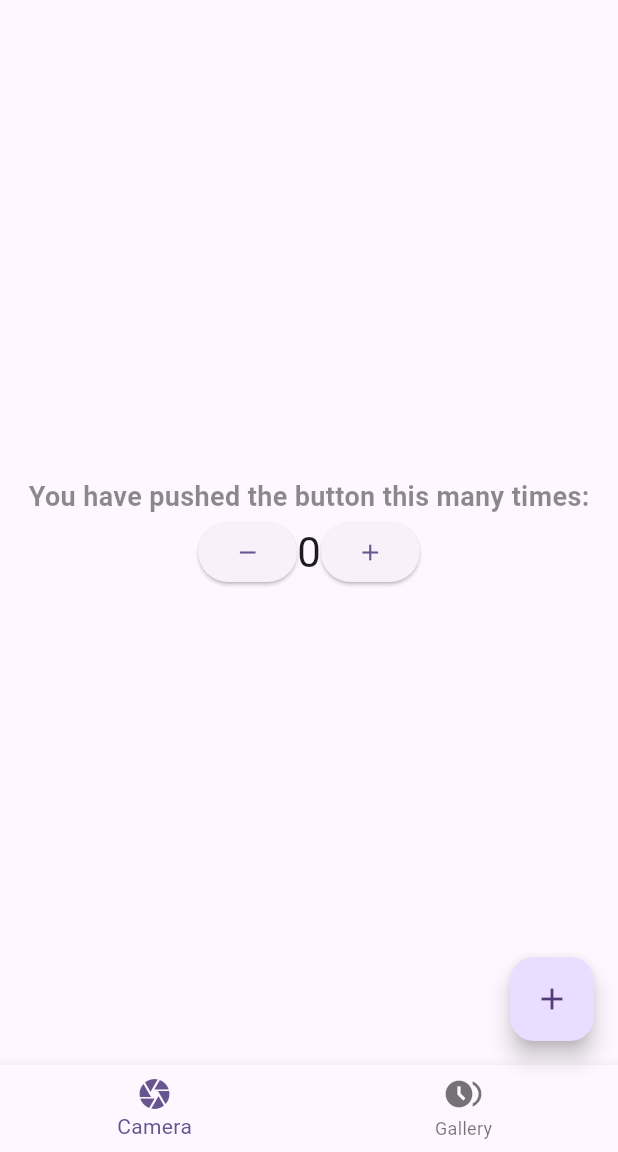
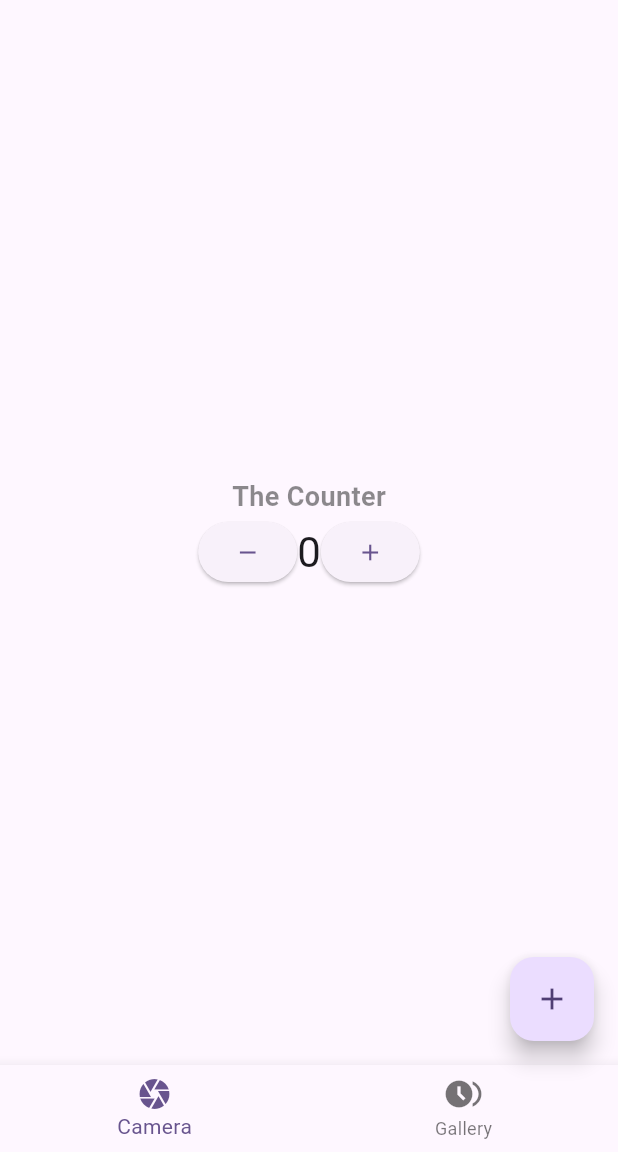
Before and after one commit to KaanSali/GoogleSkillshopFlutter, a Flutter app: the screen it shows after launch, on a phone screen of 412 x 824 dp, the part 84-1236 px from its top. Run offline on Flutter 3.47's test engine with Material 2 defaults, Android fonts, the phone set to English and light mode, and no system bars.

Commit message:
Finished Section 7.1 to 7.4 Lessons.

```diff
--- /dev/null
+++ b/lib/Components/sayac.dart
@@ -0,0 +1,45 @@
+import 'package:flutter/material.dart';
+
+class Sayac extends StatefulWidget {
+  final int ilkDeger;
+  const Sayac({super.key, this.ilkDeger=0});
+
+  @override
+  State<Sayac> createState() => _SayacState();
+}
+
+class _SayacState extends State<Sayac> {
+  int _counter = 0;
+
+  @override
+  void initState() {
+    super.initState();
+    _counter = widget.ilkDeger;
+  }
+
+  void _incrementCounter() {
+    setState(() {
+      _counter++;
+    });
+  }
+  void _decrementCounter(){
+    setState(() {
+      _counter--;
+    });
+  }
+
+  @override
+  Widget build(BuildContext context) {
+    return Row(
+      mainAxisAlignment: MainAxisAlignment.center,
+      children: [
+        ElevatedButton(onPressed: ()=>_decrementCounter(), child: const Icon(Icons.remove)),
+        Text(
+          '$_counter',
+          style: Theme.of(context).textTheme.headlineMedium,
+        ),
+        ElevatedButton(onPressed: ()=>_incrementCounter(), child: const Icon(Icons.add)),
+      ],
+    );
+  }
+}
--- /dev/null
+++ b/lib/Components/yazi.dart
@@ -0,0 +1,11 @@
+import 'package:flutter/material.dart';
+
+class Yazi extends StatelessWidget {
+  final String text;
+  const Yazi(this.text, {super.key});
+
+  @override
+  Widget build(BuildContext context) {
+    return Text(this.text,style: const TextStyle(color: Colors.black45,fontSize: 18,fontWeight: FontWeight.w600));
+  }
+}
--- a/lib/main.dart
+++ b/lib/main.dart
@@ -1,4 +1,6 @@
 import 'package:flutter/material.dart';
+import 'package:gd_ornek/Components/sayac.dart';
+import 'package:gd_ornek/Components/yazi.dart';
 
 void main() {
   runApp(const MyApp());
@@ -40,24 +42,6 @@ class MyHomePage extends StatefulWidget {
 }
 
 class _MyHomePageState extends State<MyHomePage> {
-  int _counter = 0;
-
-  void _incrementCounter() {
-    setState(() {
-      // This call to setState tells the Flutter framework that something has
-      // changed in this State, which causes it to rerun the build method below
-      // so that the display can reflect the updated values. If we changed
-      // _counter without calling setState(), then the build method would not be
-      // called again, and so nothing would appear to happen.
-      _counter++;
-    });
-  }
-    void _decrementCounter(){
-      setState(() {
-        _counter--;
-      });
-    }
-
   @override
   Widget build(BuildContext context) {
     // This method is rerun every time setState is called, for instance as done
@@ -73,7 +57,7 @@ class _MyHomePageState extends State<MyHomePage> {
         title: Text(widget.title),
         actions: [IconButton(onPressed: ()=>print("x basildi"), icon: const Icon(Icons.image))],
       ),
-      body: Center(
+      body: const Center(
         // Center is a layout widget. It takes a single child and positions it
         // in the middle of the parent.
         child: Column(
@@ -92,21 +76,8 @@ class _MyHomePageState extends State<MyHomePage> {
           // wireframe for each widget.
           mainAxisAlignment: MainAxisAlignment.center,
           children: <Widget>[
-            const Text(
-              'You have pushed the button this many times:',
-              style: TextStyle(color: Colors.black45,fontSize: 18,fontWeight: FontWeight.w600),
-            ),
-            Row(
-              mainAxisAlignment: MainAxisAlignment.center,
-              children: [
-                ElevatedButton(onPressed: ()=>_decrementCounter(), child: const Icon(Icons.remove)),
-                Text(
-                  '$_counter',
-                  style: Theme.of(context).textTheme.headlineMedium,
-                ),
-                ElevatedButton(onPressed: ()=>_incrementCounter(), child: const Icon(Icons.add)),
-              ],
-            ),
+            Yazi("The Counter"),
+            Sayac()
           ],
         ),
       ),
@@ -118,7 +89,7 @@ class _MyHomePageState extends State<MyHomePage> {
         ]
       ),
       floatingActionButton: FloatingActionButton(
-        onPressed: _incrementCounter,
+        onPressed: null,
         tooltip: 'Increment',
         child: const Icon(Icons.add),
       ), // This trailing comma makes auto-formatting nicer for build methods.
```
